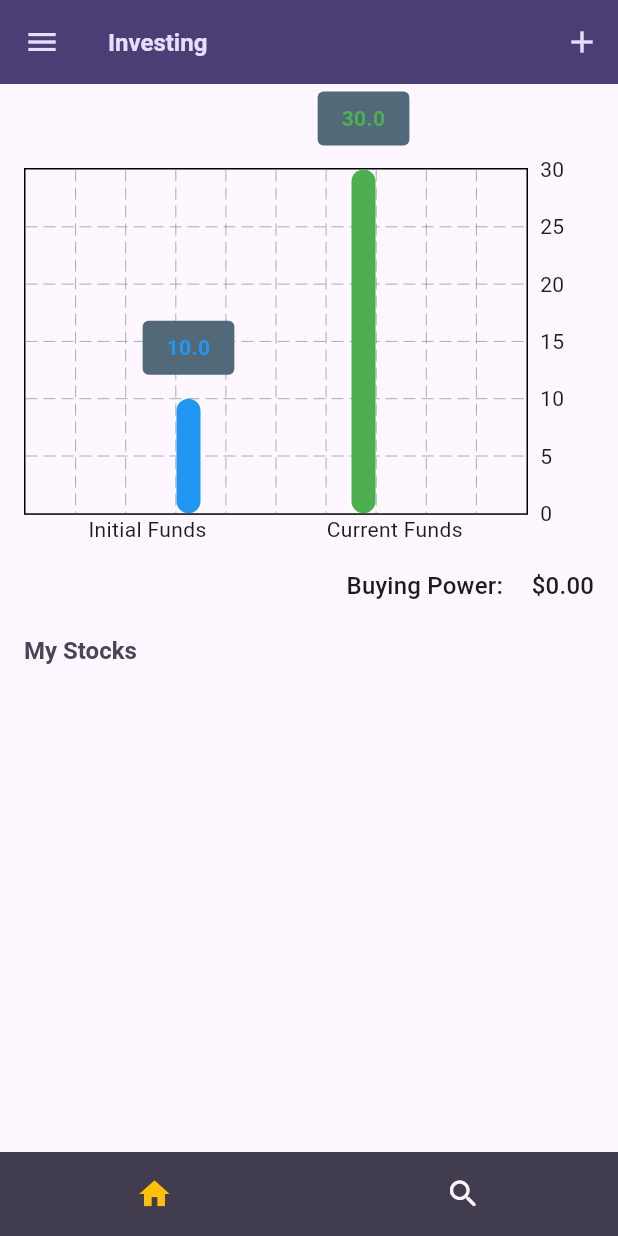
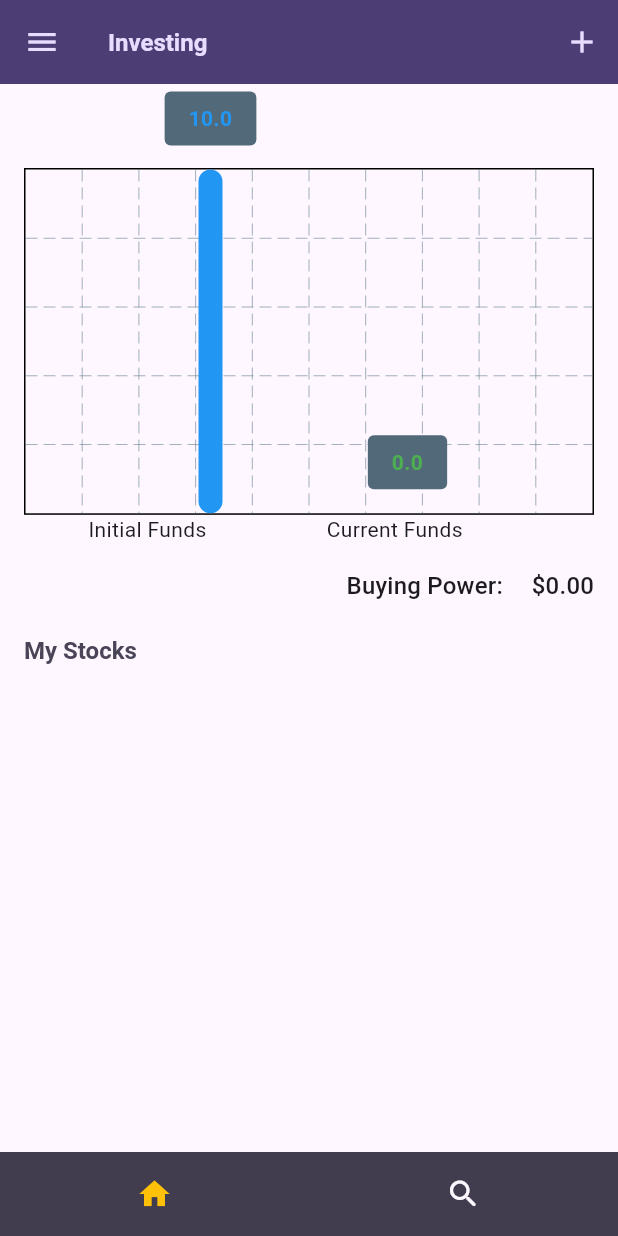
Before and after one commit to SimeonRink/CSC322-final, a Flutter app: the screen it shows once a user with an empty profile is signed in, on a phone screen of 412 x 824 dp. Run offline on Flutter 3.47's test engine with Material 3 defaults, Android fonts, the light colour scheme and no system bars; drawn by our look-alikes of fl_chart; our stand-ins replace cloud_firestore, csv, firebase_auth, firebase_core, firebase_storage, shared_preferences; accounts and stored records are empty.

Commit message:
another fix

```diff
--- a/lib/home_page.dart
+++ b/lib/home_page.dart
@@ -143,7 +143,7 @@ class _HomePageState extends State<HomePage> {
               Container(
                 height: MediaQuery.of(context).size.height * 0.3,
                 width: MediaQuery.of(context).size.width,
-                child: BarChartWidget(initialFunds: 10, currentFunds: 30),
+                child: BarChartWidget(initialFunds: 10, currentFunds: funds),
               ),
               const SizedBox(height: 20),
               Row(
--- a/lib/widgets/bar_chart.dart
+++ b/lib/widgets/bar_chart.dart
@@ -44,6 +44,9 @@ class BarChartWidget extends StatelessWidget {
               ),
             ],
             titlesData: FlTitlesData(
+              rightTitles: AxisTitles(
+                sideTitles: SideTitles(showTitles: false),
+              ),
               leftTitles: AxisTitles(
                 sideTitles: SideTitles(showTitles: false),
               ),
--- a/lib/widgets/stock_widget.dart
+++ b/lib/widgets/stock_widget.dart
@@ -98,7 +98,7 @@ class _StockWidgetState extends State<StockWidget> {
               child: Text(
                 '${stockFullName}',
                 style: TextStyle(
-                  fontSize: 15,
+                  fontSize: 18,
                   fontWeight: FontWeight.bold,
                   color: Colors.lightBlue, // Set text color
                 ),
```
